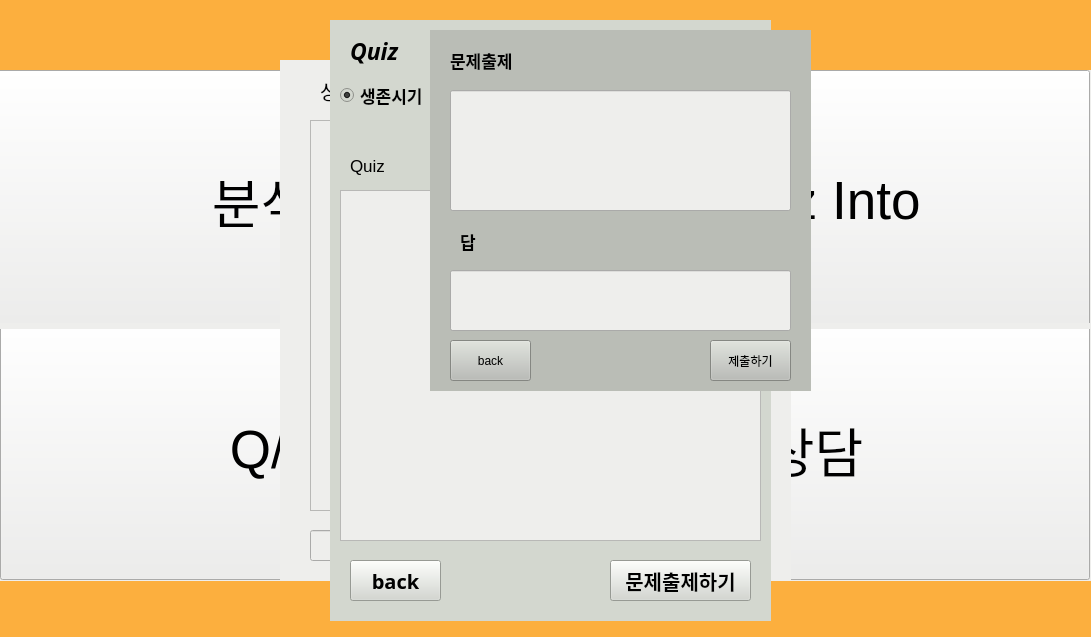
This is professor.ui in YangwonChoi/eduwill as Qt 5 draws it before an edit. The edited form follows.
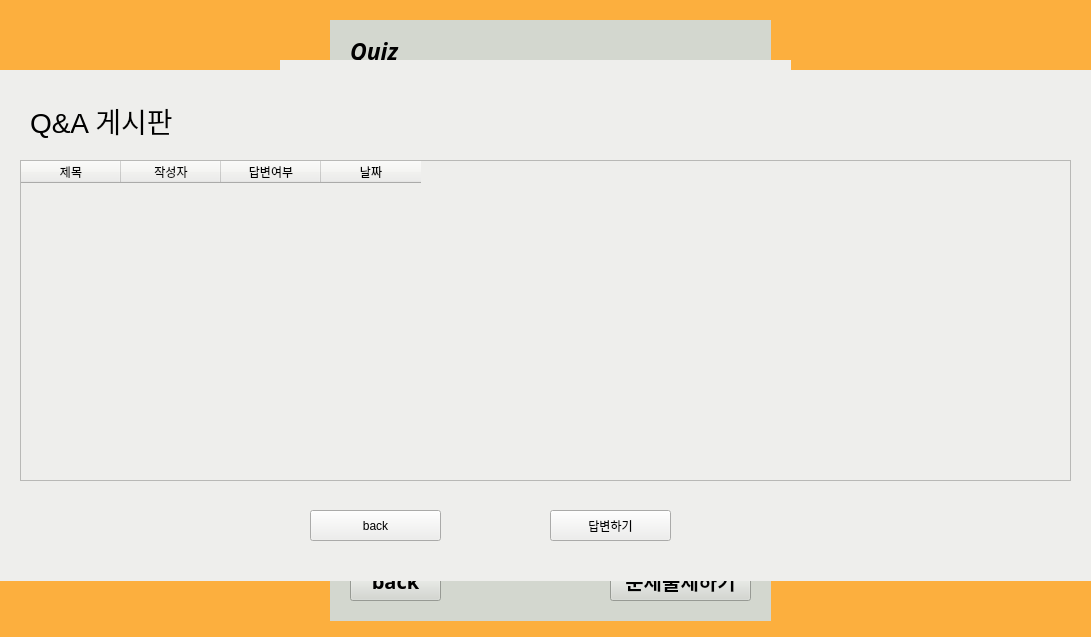
This is the edited form.

```diff
--- a/professor.ui
+++ b/professor.ui
@@ -14,9 +14,12 @@
    <string>MainWindow</string>
   </property>
   <property name="styleSheet">
-   <string notr="true">background-color: rgb(252, 175, 62);</string>
+   <string notr="true">￣</string>
   </property>
   <widget class="QWidget" name="centralwidget">
+   <property name="styleSheet">
+    <string notr="true">background-color: rgb(252, 175, 62);</string>
+   </property>
    <widget class="QWidget" name="login_widget" native="true">
     <property name="geometry">
      <rect>
@@ -1202,10 +1205,26 @@
      </property>
      <layout class="QVBoxLayout" name="verticalLayout_2">
       <item>
-       <widget class="QListWidget" name="listWidget_2">
+       <widget class="QTableWidget" name="listWidget_2">
         <property name="styleSheet">
          <string notr="true">background-color: rgb(238, 238, 236);</string>
         </property>
+        <property name="dragDropOverwriteMode">
+         <bool>true</bool>
+        </property>
+        <property name="alternatingRowColors">
+         <bool>true</bool>
+        </property>
+        <column>
+         <property name="text">
+          <string>문제</string>
+         </property>
+        </column>
+        <column>
+         <property name="text">
+          <string>답</string>
+         </property>
+        </column>
        </widget>
       </item>
      </layout>
@@ -1214,8 +1233,8 @@
    <widget class="QWidget" name="make_widget" native="true">
     <property name="geometry">
      <rect>
-      <x>430</x>
-      <y>30</y>
+      <x>350</x>
+      <y>100</y>
       <width>381</width>
       <height>361</height>
      </rect>
@@ -1318,6 +1337,172 @@
      </property>
     </widget>
    </widget>
+   <widget class="QWidget" name="qn_widget" native="true">
+    <property name="geometry">
+     <rect>
+      <x>0</x>
+      <y>70</y>
+      <width>1091</width>
+      <height>511</height>
+     </rect>
+    </property>
+    <property name="styleSheet">
+     <string notr="true">background-color: rgb(238, 238, 236);</string>
+    </property>
+    <widget class="QTableWidget" name="tableWidget">
+     <property name="geometry">
+      <rect>
+       <x>20</x>
+       <y>90</y>
+       <width>1051</width>
+       <height>321</height>
+      </rect>
+     </property>
+     <column>
+      <property name="text">
+       <string>제목</string>
+      </property>
+     </column>
+     <column>
+      <property name="text">
+       <string>작성자</string>
+      </property>
+     </column>
+     <column>
+      <property name="text">
+       <string>답변여부</string>
+      </property>
+     </column>
+     <column>
+      <property name="text">
+       <string>날짜</string>
+      </property>
+     </column>
+    </widget>
+    <widget class="QLabel" name="label_14">
+     <property name="geometry">
+      <rect>
+       <x>30</x>
+       <y>30</y>
+       <width>211</width>
+       <height>41</height>
+      </rect>
+     </property>
+     <property name="font">
+      <font>
+       <pointsize>21</pointsize>
+      </font>
+     </property>
+     <property name="text">
+      <string>Q&amp;A 게시판</string>
+     </property>
+    </widget>
+    <widget class="QPushButton" name="qn_back_btn">
+     <property name="geometry">
+      <rect>
+       <x>310</x>
+       <y>440</y>
+       <width>131</width>
+       <height>31</height>
+      </rect>
+     </property>
+     <property name="text">
+      <string>back</string>
+     </property>
+    </widget>
+    <widget class="QPushButton" name="qn_anser_btn">
+     <property name="geometry">
+      <rect>
+       <x>550</x>
+       <y>440</y>
+       <width>121</width>
+       <height>31</height>
+      </rect>
+     </property>
+     <property name="text">
+      <string>답변하기</string>
+     </property>
+    </widget>
+   </widget>
+   <widget class="QWidget" name="anser_widget" native="true">
+    <property name="geometry">
+     <rect>
+      <x>0</x>
+      <y>70</y>
+      <width>1091</width>
+      <height>511</height>
+     </rect>
+    </property>
+    <property name="styleSheet">
+     <string notr="true">background-color: rgb(238, 238, 236);</string>
+    </property>
+    <widget class="QLabel" name="Questions_label">
+     <property name="geometry">
+      <rect>
+       <x>40</x>
+       <y>30</y>
+       <width>961</width>
+       <height>31</height>
+      </rect>
+     </property>
+     <property name="font">
+      <font>
+       <pointsize>15</pointsize>
+      </font>
+     </property>
+     <property name="text">
+      <string>제목</string>
+     </property>
+    </widget>
+    <widget class="QPushButton" name="anser_back">
+     <property name="geometry">
+      <rect>
+       <x>310</x>
+       <y>440</y>
+       <width>121</width>
+       <height>31</height>
+      </rect>
+     </property>
+     <property name="text">
+      <string>back</string>
+     </property>
+    </widget>
+    <widget class="QPushButton" name="anser_btn2">
+     <property name="geometry">
+      <rect>
+       <x>550</x>
+       <y>440</y>
+       <width>121</width>
+       <height>31</height>
+      </rect>
+     </property>
+     <property name="text">
+      <string>답변하기</string>
+     </property>
+    </widget>
+    <widget class="QTextEdit" name="textEdit">
+     <property name="geometry">
+      <rect>
+       <x>40</x>
+       <y>90</y>
+       <width>1011</width>
+       <height>321</height>
+      </rect>
+     </property>
+     <property name="styleSheet">
+      <string notr="true">background-color: rgb(255, 255, 255);</string>
+     </property>
+    </widget>
+   </widget>
+   <zorder>anser_widget</zorder>
+   <zorder>sign_widget</zorder>
+   <zorder>select_widget</zorder>
+   <zorder>quiz_widget</zorder>
+   <zorder>chat_widget</zorder>
+   <zorder>login_widget</zorder>
+   <zorder>make_widget</zorder>
+   <zorder>menu_widget</zorder>
+   <zorder>qn_widget</zorder>
   </widget>
  </widget>
  <resources/>
```
